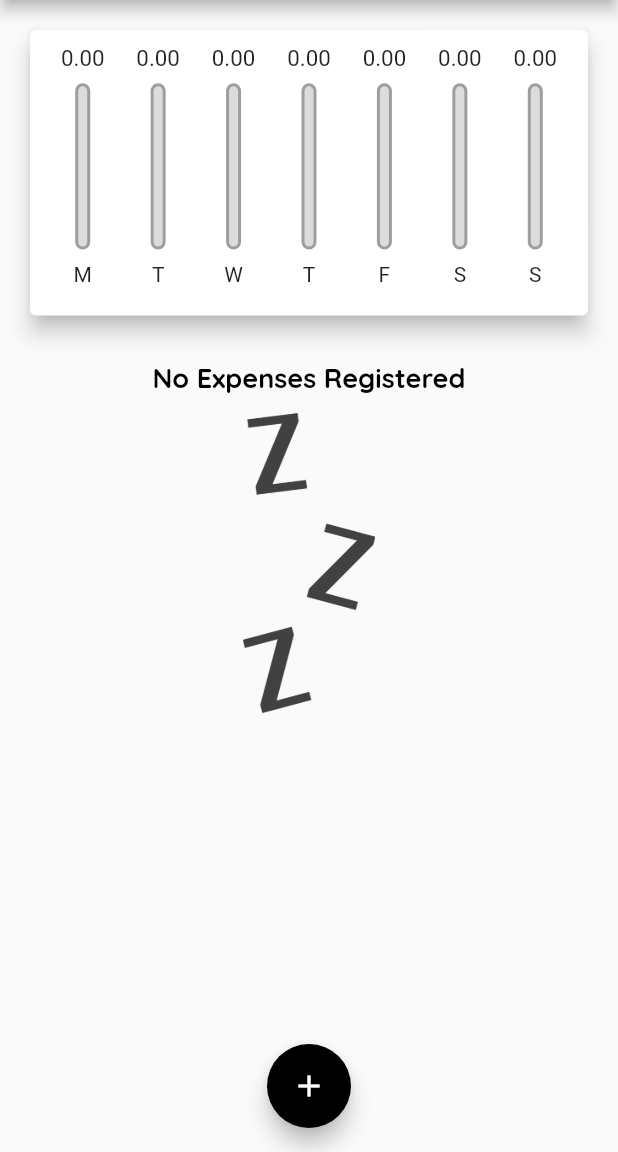
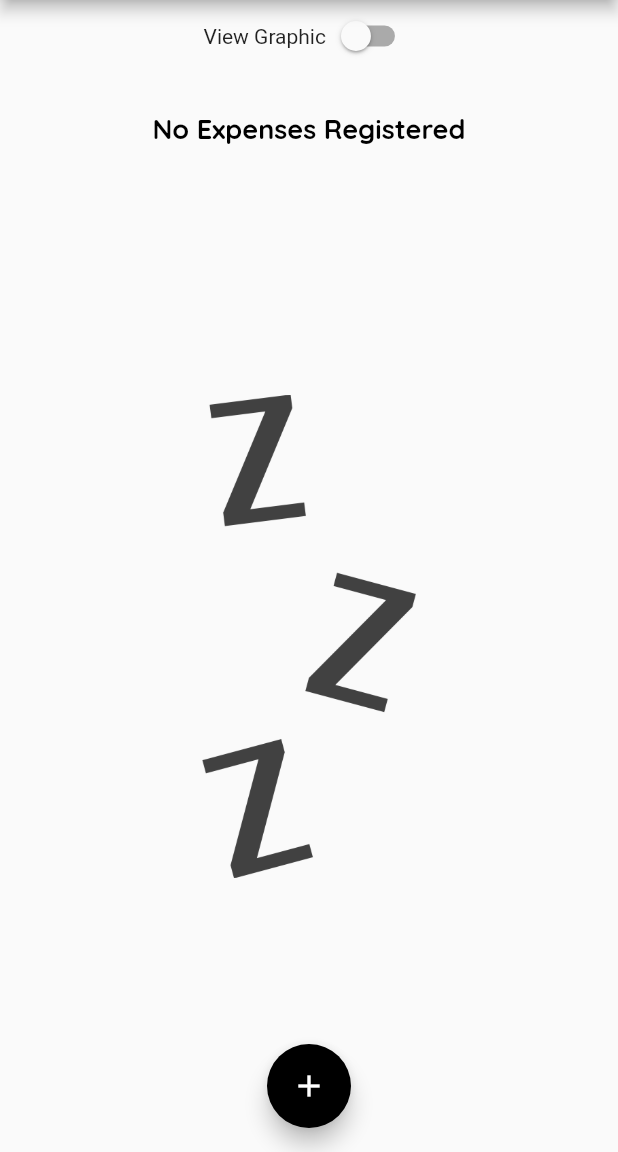
Before and after one commit to bielom43/ProjectApp-Despesas, a Flutter app: the screen it shows after launch, on a phone screen of 412 x 824 dp, the part 84-1236 px from its top. Run offline on Flutter 3.47's test engine with Material 2 defaults, Android fonts, the phone set to English and light mode, and no system bars.

Commit message:
responsive orientation and switch for chart visualization

```diff
--- a/lib/components/transaction_list.dart
+++ b/lib/components/transaction_list.dart
@@ -11,26 +11,31 @@ class TransactionList extends StatelessWidget {
   @override
   Widget build(BuildContext context) {
     return transactions.isEmpty
-        ? Padding(
-            padding: const EdgeInsets.all(10),
-            child: Column(
-              children: <Widget>[
-                Text(
-                  'No Expenses Registered',
-                  style: Theme.of(context).textTheme.headline6,
-                ),
-                Padding(
-                  padding: const EdgeInsets.all(12),
-                  child: SizedBox(
-                    height: 200,
+        ? LayoutBuilder(
+            builder: (ctx, constraints) {
+              return Column(
+                children: <Widget>[
+                  SizedBox(
+                    height: constraints.maxHeight * 0.05,
+                  ),
+                  SizedBox(
+                    height: constraints.maxHeight * 0.3,
+                    child: Text(
+                      'No Expenses Registered',
+                      style: Theme.of(context).textTheme.headline6,
+                    ),
+                  ),
+                  SizedBox(height: constraints.maxHeight * 0.05),
+                  SizedBox(
+                    height: constraints.maxHeight * 0.60,
                     child: Image.asset(
                       'assets/images/waiting.png',
                       fit: BoxFit.cover,
                     ),
                   ),
-                ),
-              ],
-            ),
+                ],
+              );
+            },
           )
         : ListView.builder(
             itemCount: transactions.length,
--- a/lib/main.dart
+++ b/lib/main.dart
@@ -55,6 +55,9 @@ class MyHomePage extends StatefulWidget {
 }
 
 class _MyHomePageState extends State<MyHomePage> {
+  final List<Transaction> _transactions = [];
+  bool _showChart = false;
+
   List<Transaction> get _recenTransactions {
     return _transactions.where((tr) {
       return tr.date.isAfter(DateTime.now().subtract(
@@ -62,8 +65,6 @@ class _MyHomePageState extends State<MyHomePage> {
       ));
     }).toList();
   }
-
-  final List<Transaction> _transactions = [];
 
   _addTransactions(String title, double value, DateTime date) {
     final newTrasaction = Transaction(
@@ -109,9 +110,8 @@ class _MyHomePageState extends State<MyHomePage> {
       ],
     );
 
-    final availableHeight = MediaQuery.of(context).size.height -
-        appBar.preferredSize.height -
-        MediaQuery.of(context).padding.top;
+    final availableHeight =
+        MediaQuery.of(context).size.height - appBar.preferredSize.height - MediaQuery.of(context).padding.top;
 
     return Scaffold(
       appBar: appBar,
@@ -119,15 +119,30 @@ class _MyHomePageState extends State<MyHomePage> {
         child: Column(
           crossAxisAlignment: CrossAxisAlignment.stretch,
           children: <Widget>[
-            SizedBox(
-              height: availableHeight * 0.30,
-              child: Chart(_recenTransactions),
+            Row(
+              mainAxisAlignment: MainAxisAlignment.center,
+              children: <Widget>[
+                const Text('View Graphic'),
+                Switch(
+                  activeColor: Theme.of(context).colorScheme.secondary,
+                  value: _showChart,
+                  onChanged: (value) {
+                    setState(() {
+                      _showChart = value;
+                    });
+                  },
+                ),
+              ],
             ),
-            SizedBox(
-              height: availableHeight * 0.70,
-              child: TransactionList(
-                  transactions: _transactions, _removeTransaction),
-            ),
+            _showChart //Can be maked with if(_showChart) and if(!_showChart) but I prerred conditional render
+                ? SizedBox(
+                    height: availableHeight * 0.30,
+                    child: Chart(_recenTransactions),
+                  )
+                : SizedBox(
+                    height: availableHeight * 0.70,
+                    child: TransactionList(transactions: _transactions, _removeTransaction),
+                  ),
           ],
         ),
       ),
```
